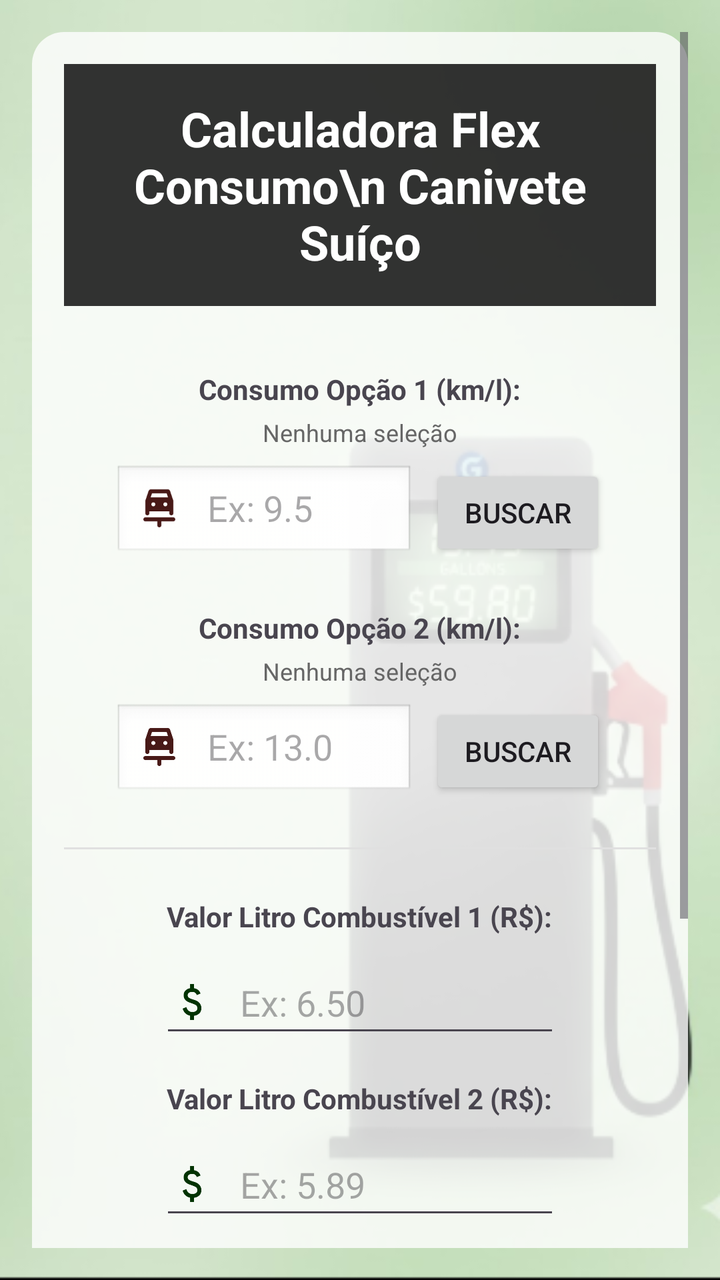
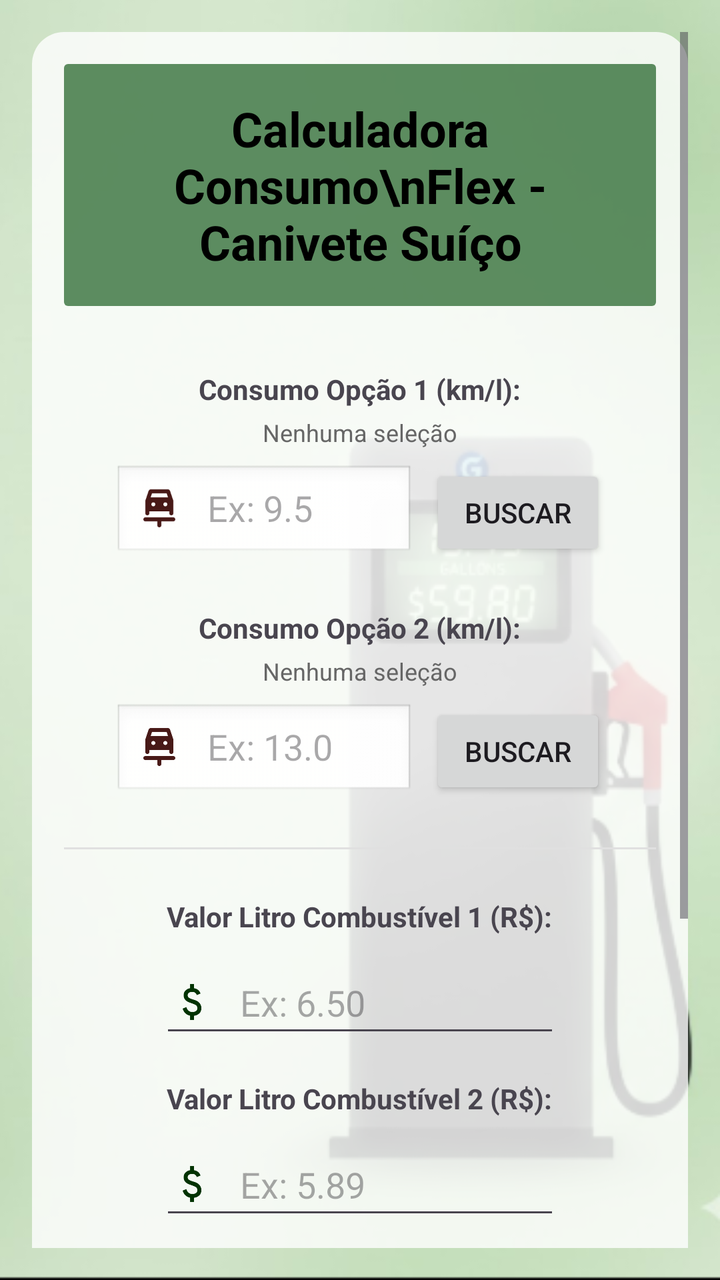

An Android layout rendered at two revisions. The XML below is the earlier revision; the diff shows what the commit changed to produce the second picture.
<!-- AndroidManifest.xml: application theme Theme.AppPostoGasolina -->
<!-- res/layout/activity_main.xml -->
<?xml version="1.0" encoding="utf-8"?>
<ScrollView xmlns:android="http://schemas.android.com/apk/res/android"
    xmlns:tools="http://schemas.android.com/tools"
    xmlns:app="http://schemas.android.com/apk/res-auto"
    android:layout_width="match_parent"
    android:layout_height="match_parent"
    android:fillViewport="true"
    android:background="@drawable/fundo"
    android:padding="16dp"
    tools:ignore="HardcodedText,Autofill,LabelFor,VisualLintButtonSize,VisualLintTextFieldSize">

    <LinearLayout
        android:layout_width="match_parent"
        android:layout_height="wrap_content"
        android:orientation="vertical"
        android:gravity="center_horizontal"
        android:background="@drawable/bg_card_translucido"
        android:paddingBottom="24dp">

        <TextView
            android:layout_width="match_parent"
            android:layout_height="wrap_content"
            android:text="Calculadora Flex Consumo\n Canivete Suíço"
            android:textSize="24sp"
            android:textStyle="bold"
            android:gravity="center"
            android:background="@color/title_background"
            android:textColor="@color/title_text_color"
            android:padding="16dp"
            android:layout_marginBottom="32dp"/>

        
        <TextView
            android:layout_width="wrap_content"
            android:layout_height="wrap_content"
            android:text="Consumo Opção 1 (km/l):"
            android:textStyle="bold"
            android:layout_marginBottom="4dp"/>

        <TextView
            android:id="@+id/txtResumo1"
            android:layout_width="wrap_content"
            android:layout_height="wrap_content"
            android:text="Nenhuma seleção"
            android:textSize="12sp"
            android:textColor="#666666"
            android:layout_marginBottom="8dp"/>

        <LinearLayout
            android:layout_width="wrap_content"
            android:layout_height="wrap_content"
            android:orientation="horizontal"
            android:gravity="center_vertical"
            android:layout_marginBottom="24dp">

            <EditText
                android:id="@+id/edtConsumo1"
                android:layout_width="150dp"
                android:layout_height="wrap_content"
                android:hint="Ex: 9.5"
                android:inputType="numberDecimal"
                android:drawableStart="@drawable/ic_gas"
                android:drawablePadding="12dp"
                android:background="@android:drawable/edit_text"
                android:minHeight="48dp"
                android:layout_marginEnd="8dp"/>

            <Button
                android:id="@+id/btnBuscar1"
                android:layout_width="wrap_content"
                android:layout_height="wrap_content"
                android:text="Buscar"
                android:minHeight="48dp"
                android:contentDescription="Buscar Combustível 1"/>
        </LinearLayout>

        
        <TextView
            android:layout_width="wrap_content"
            android:layout_height="wrap_content"
            android:text="Consumo Opção 2 (km/l):"
            android:textStyle="bold"
            android:layout_marginBottom="4dp"/>

        <TextView
            android:id="@+id/txtResumo2"
            android:layout_width="wrap_content"
            android:layout_height="wrap_content"
            android:text="Nenhuma seleção"
            android:textSize="12sp"
            android:textColor="#666666"
            android:layout_marginBottom="8dp"/>

        <LinearLayout
            android:layout_width="wrap_content"
            android:layout_height="wrap_content"
            android:orientation="horizontal"
            android:gravity="center_vertical"
            android:layout_marginBottom="24dp">

            <EditText
                android:id="@+id/edtConsumo2"
                android:layout_width="150dp"
                android:layout_height="wrap_content"
                android:hint="Ex: 13.0"
                android:inputType="numberDecimal"
                android:drawableStart="@drawable/ic_gas"
                android:drawablePadding="12dp"
                android:background="@android:drawable/edit_text"
                android:minHeight="48dp"
                android:layout_marginEnd="8dp"/>

            <Button
                android:id="@+id/btnBuscar2"
                android:layout_width="wrap_content"
                android:layout_height="wrap_content"
                android:text="Buscar"
                android:minHeight="48dp"
                android:contentDescription="Buscar Combustível 2"/>
        </LinearLayout>

        <View
            android:layout_width="match_parent"
            android:layout_height="1dp"
            android:background="#E0E0E0"
            android:layout_marginBottom="24dp"/>

        
        <TextView
            android:layout_width="wrap_content"
            android:layout_height="wrap_content"
            android:text="Valor Litro Combustível 1 (R$):"
            android:textStyle="bold"
            android:layout_marginBottom="8dp"/>

        <EditText
            android:id="@+id/edtPreco1"
            android:layout_width="200dp"
            android:layout_height="wrap_content"
            android:hint="Ex: 6.50"
            android:inputType="numberDecimal"
            android:drawableStart="@drawable/ic_money"
            android:drawablePadding="12dp"
            android:layout_marginBottom="16dp"
            android:minHeight="48dp"/>

        <TextView
            android:layout_width="wrap_content"
            android:layout_height="wrap_content"
            android:text="Valor Litro Combustível 2 (R$):"
            android:textStyle="bold"
            android:layout_marginBottom="8dp"/>

        <EditText
            android:id="@+id/edtPreco2"
            android:layout_width="200dp"
            android:layout_height="wrap_content"
            android:hint="Ex: 5.89"
            android:inputType="numberDecimal"
            android:drawableStart="@drawable/ic_money"
            android:drawablePadding="12dp"
            android:minHeight="48dp"/>

        
        <Button
            android:id="@+id/btnCalcular"
            android:layout_width="match_parent"
            android:layout_height="60dp"
            android:text="Opção mais Econômica"
            android:textSize="18sp"
            android:textStyle="bold"
            android:elevation="4dp"
            android:backgroundTint="@color/primary_green"
            android:layout_marginTop="32dp"/>

        <androidx.cardview.widget.CardView
            android:layout_width="match_parent"
            android:layout_height="wrap_content"
            android:layout_marginTop="24dp"
            app:cardCornerRadius="12dp"
            app:cardElevation="6dp"
            app:cardBackgroundColor="#FFFFFF"
            app:contentPadding="16dp">

            <TextView
                android:id="@+id/txtResultado"
                android:layout_width="match_parent"
                android:layout_height="wrap_content"
                android:textSize="20sp"
                android:textStyle="bold"
                android:gravity="center"
                android:text="Resultado aparecerá aqui"
                android:textColor="#333333"/>
        </androidx.cardview.widget.CardView>

        <Button
            android:id="@+id/btnLimpar"
            android:layout_width="match_parent"
            android:layout_height="wrap_content"
            android:layout_marginTop="16dp"
            android:text="Limpar / Novo Cálculo"
            android:backgroundTint="@color/primary_green"
            android:elevation="0dp"/>

    </LinearLayout>

</ScrollView>
<!-- resources referenced by this layout -->
<resources>
  <color name="primary_green">#2E7D32</color>
  <color name="title_background">#CC000000</color>
  <color name="title_text_color">#FFFFFF</color>
  <!-- drawable bg_card_translucido (drawable) -->
  <shape xmlns:android="http://schemas.android.com/apk/res/android">
      <solid android:color="#CCFFFFFF"/>
      <corners android:radius="16dp"/>
      <padding
          android:left="16dp"
          android:top="16dp"
          android:right="16dp"
          android:bottom="16dp"/>
  </shape>
  <!-- drawable fundo: png bitmap (drawable, 97595 bytes) -->
  <!-- drawable ic_gas (drawable) -->
  <vector xmlns:android="http://schemas.android.com/apk/res/android" android:height="24dp" android:tint="#481917" android:viewportHeight="24" android:viewportWidth="24" android:width="24dp">
        
      <path android:fillColor="@android:color/white" android:pathData="M7,15v-1h10v1c0,0.55 0.45,1 1,1h0c0.55,0 1,-0.45 1,-1V8.69c0,0 -1.34,-4.03 -1.56,-4.69c-0.05,-0.16 -0.12,-0.29 -0.19,-0.4c-0.02,-0.02 -0.03,-0.04 -0.05,-0.07C16.82,3.01 16.28,3 16.28,3H7.72c0,0 -0.54,0.01 -0.92,0.54C6.78,3.56 6.77,3.58 6.75,3.6C6.68,3.71 6.61,3.84 6.56,4C6.34,4.66 5,8.69 5,8.69V15c0,0.55 0.45,1 1,1h0C6.55,16 7,15.55 7,15zM9,11.5c-0.55,0 -1,-0.45 -1,-1s0.45,-1 1,-1s1,0.45 1,1S9.55,11.5 9,11.5zM15,11.5c-0.55,0 -1,-0.45 -1,-1s0.45,-1 1,-1s1,0.45 1,1S15.55,11.5 15,11.5zM8.33,5h7.34l0.23,0.69L16.33,7H7.67L8.33,5z"/>
        
      <path android:fillColor="@android:color/white" android:pathData="M4,18.01L4,18.01C4,18.55 4.45,19 4.99,19H11v2.01c0,0.55 0.45,0.99 0.99,0.99h0.01c0.55,0 0.99,-0.45 0.99,-0.99V19h6.01c0.55,0 0.99,-0.45 0.99,-0.99v0c0,-0.55 -0.45,-0.99 -0.99,-0.99H4.99C4.45,17.01 4,17.46 4,18.01z"/>
      
  </vector>
  <!-- drawable ic_money (drawable) -->
  <vector xmlns:android="http://schemas.android.com/apk/res/android" android:height="24dp" android:tint="#023302" android:viewportHeight="960" android:viewportWidth="960" android:width="24dp">
        
      <path android:fillColor="@android:color/white" android:pathData="M441,840L441,754Q388,742 349.5,708Q311,674 293,612L367,582Q382,630 411.5,655Q441,680 489,680Q530,680 558.5,661.5Q587,643 587,604Q587,569 565,548.5Q543,528 463,502Q377,475 345,437.5Q313,400 313,346Q313,281 355,245Q397,209 441,204L441,120L521,120L521,204Q571,212 603.5,240.5Q636,269 651,310L577,342Q565,310 543,294Q521,278 483,278Q439,278 416,297.5Q393,317 393,346Q393,379 423,398Q453,417 527,438Q596,458 631.5,501.5Q667,545 667,602Q667,673 625,710Q583,747 521,756L521,840L441,840Z"/>
      
  </vector>
  <style name="Theme.AppPostoGasolina" parent="Base.Theme.AppPostoGasolina" />
  <style name="Base.Theme.AppPostoGasolina" parent="Theme.Material3.DayNight.NoActionBar">
          <item name="colorPrimary">@color/primary_green</item>
          <item name="colorPrimaryVariant">@color/primary_green_dark</item>
          <item name="colorOnPrimary">@color/white</item>
  
          <item name="colorSecondary">@color/secondary_orange</item>
          <item name="colorOnSecondary">@color/white</item>
  
          <item name="android:colorBackground">@color/background_light</item>
      </style>
  <color name="primary_green_dark">#1B5E20</color>
  <color name="white">#FFFFFFFF</color>
  <color name="secondary_orange">#763E04</color>
  <color name="background_light">#F5F5F5</color>
</resources>

<!-- the commit's change to res/layout/activity_main.xml (unified diff, before → after) -->
@@ -20,12 +20,12 @@
         <TextView
             android:layout_width="match_parent"
             android:layout_height="wrap_content"
-            android:text="Calculadora Flex Consumo\n Canivete Suíço"
+            android:text="Calculadora Consumo\nFlex - Canivete Suíço"
             android:textSize="24sp"
             android:textStyle="bold"
             android:gravity="center"
-            android:background="@color/title_background"
-            android:textColor="@color/title_text_color"
+            android:background="@drawable/bg_black_translucido"
+            android:textColor="@color/title_text_color_dark"
             android:padding="16dp"
             android:layout_marginBottom="32dp"/>
 
<!-- resource entries referenced after the edit -->
@@ -1,8 +1,17 @@
 <!-- resources referenced by this layout -->
 <resources>
   <color name="primary_green">#2E7D32</color>
-  <color name="title_background">#CC000000</color>
-  <color name="title_text_color">#FFFFFF</color>
+  <color name="title_text_color_dark">#000000</color>
+  <!-- drawable bg_black_translucido (drawable) -->
+  <shape xmlns:android="http://schemas.android.com/apk/res/android">
+      <solid android:color="@color/primary_green_translucid"/>
+      <corners android:radius="2dp"/>
+      <padding
+          android:left="8dp"
+          android:top="8dp"
+          android:right="8dp"
+          android:bottom="8dp"/>
+  </shape>
   <!-- drawable bg_card_translucido (drawable) -->
   <shape xmlns:android="http://schemas.android.com/apk/res/android">
       <solid android:color="#CCFFFFFF"/>
@@ -29,6 +38,7 @@
       
   </vector>
   <style name="Theme.AppPostoGasolina" parent="Base.Theme.AppPostoGasolina" />
+  <color name="primary_green_translucid">#B21B5E20</color>
   <style name="Base.Theme.AppPostoGasolina" parent="Theme.Material3.DayNight.NoActionBar">
           <item name="colorPrimary">@color/primary_green</item>
           <item name="colorPrimaryVariant">@color/primary_green_dark</item>
